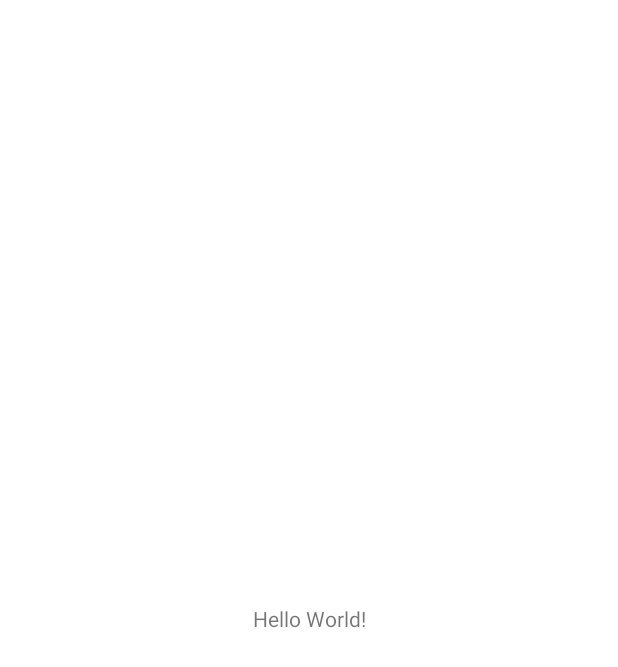
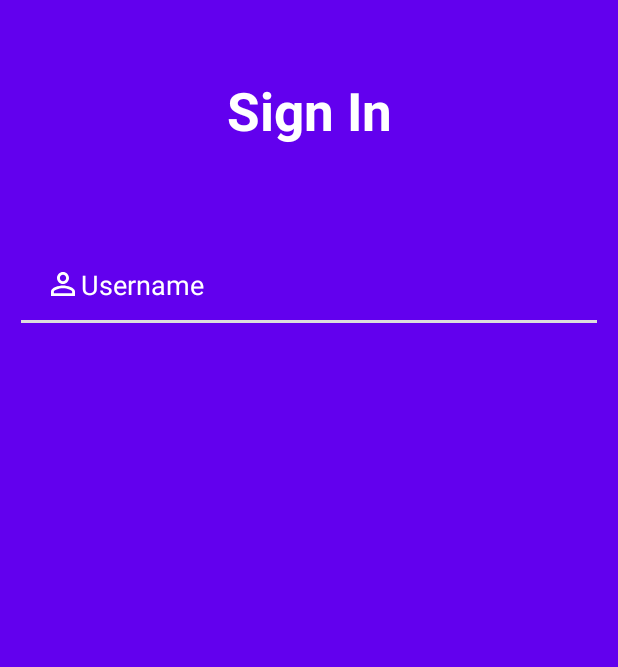
Before and after one commit to hafyze/Mobile-App-Project, an Android app: the screen it shows after launch (MainActivity), on a phone screen of 412 x 824 dp. Before the commit the part shown is almost empty. Shown: the top 667 px of the screen. Run offline under Robolectric (Android 15) with nearby library versions, the phone set to English and light mode, and no system bars.

Commit message:
Username

```diff
--- /dev/null
+++ b/app/src/main/res/drawable/ic_baseline_person_outline_24.xml
@@ -0,0 +1,5 @@
+<vector android:height="24dp" android:tint="#FFFFFF"
+    android:viewportHeight="24" android:viewportWidth="24"
+    android:width="24dp" xmlns:android="http://schemas.android.com/apk/res/android">
+    <path android:fillColor="@android:color/white" android:pathData="M12,5.9c1.16,0 2.1,0.94 2.1,2.1s-0.94,2.1 -2.1,2.1S9.9,9.16 9.9,8s0.94,-2.1 2.1,-2.1m0,9c2.97,0 6.1,1.46 6.1,2.1v1.1L5.9,18.1L5.9,17c0,-0.64 3.13,-2.1 6.1,-2.1M12,4C9.79,4 8,5.79 8,8s1.79,4 4,4 4,-1.79 4,-4 -1.79,-4 -4,-4zM12,13c-2.67,0 -8,1.34 -8,4v3h16v-3c0,-2.66 -5.33,-4 -8,-4z"/>
+</vector>
--- a/app/src/main/res/layout/activity_main.xml
+++ b/app/src/main/res/layout/activity_main.xml
@@ -1,18 +1,43 @@
 <?xml version="1.0" encoding="utf-8"?>
-<androidx.constraintlayout.widget.ConstraintLayout xmlns:android="http://schemas.android.com/apk/res/android"
+<RelativeLayout xmlns:android="http://schemas.android.com/apk/res/android"
     xmlns:app="http://schemas.android.com/apk/res-auto"
     xmlns:tools="http://schemas.android.com/tools"
     android:layout_width="match_parent"
     android:layout_height="match_parent"
-    tools:context=".MainActivity">
+    android:background="@color/purple_500"
+    tools:context=".MainActivity"
+
+    >
 
     <TextView
-        android:layout_width="wrap_content"
+        android:id="@+id/signIn"
+        android:layout_width="match_parent"
         android:layout_height="wrap_content"
-        android:text="Hello World!"
-        app:layout_constraintBottom_toBottomOf="parent"
-        app:layout_constraintEnd_toEndOf="parent"
-        app:layout_constraintStart_toStartOf="parent"
-        app:layout_constraintTop_toTopOf="parent" />
+        android:layout_alignParentStart="true"
+        android:layout_alignParentTop="true"
+        android:layout_margin="50dp"
+        android:layout_marginTop="66dp"
+        android:text="Sign In"
+        android:textAlignment="center"
+        android:textColor="@color/white"
+        android:textSize="35dp"
+        android:textStyle="bold" />
 
-</androidx.constraintlayout.widget.ConstraintLayout>
+    <EditText
+        android:id="@+id/userName"
+        android:layout_width="match_parent"
+        android:layout_height="wrap_content"
+        android:layout_below="@id/signIn"
+        android:layout_marginStart="10dp"
+        android:layout_marginTop="10dp"
+        android:layout_marginEnd="10dp"
+        android:layout_marginBottom="10dp"
+        android:backgroundTint="#DDDDDD"
+        android:drawableLeft="@drawable/ic_baseline_person_outline_24"
+        android:ems="10"
+        android:hint="Username"
+        android:inputType="textPersonName"
+        android:padding="20dp"
+        android:textColor="@color/white"
+        android:textColorHint="@color/white" />
+</RelativeLayout>
```
